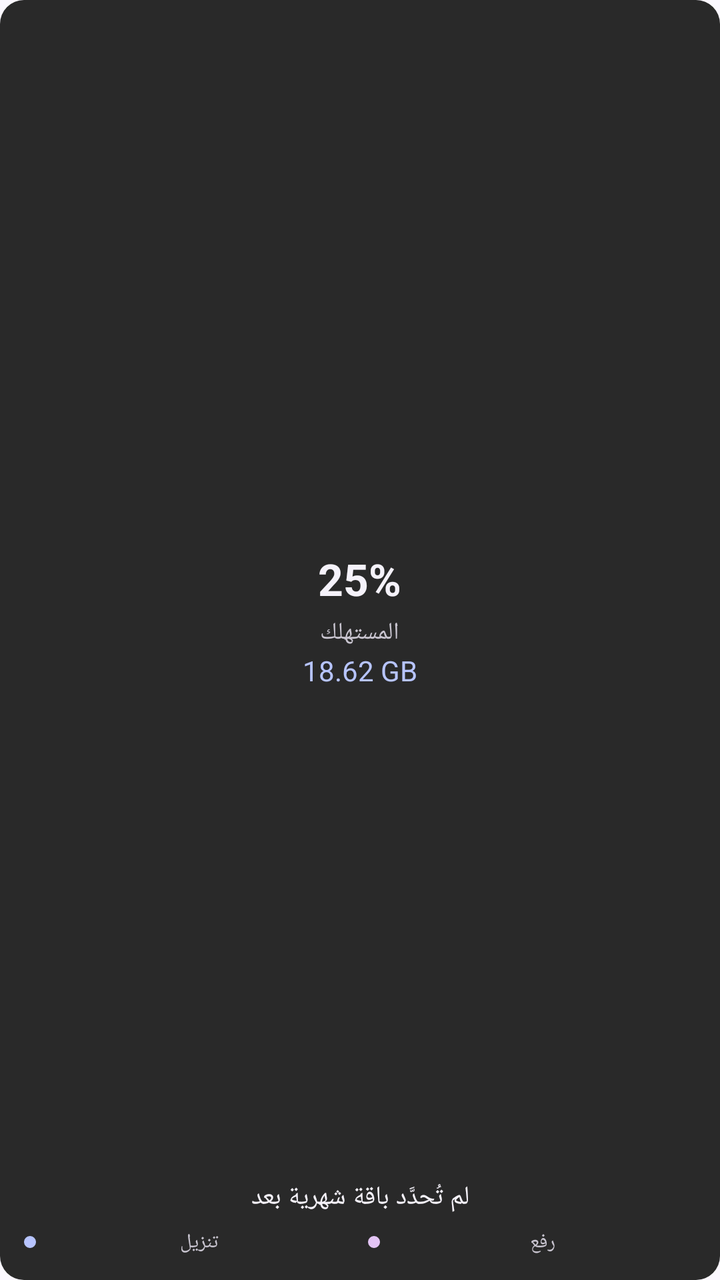
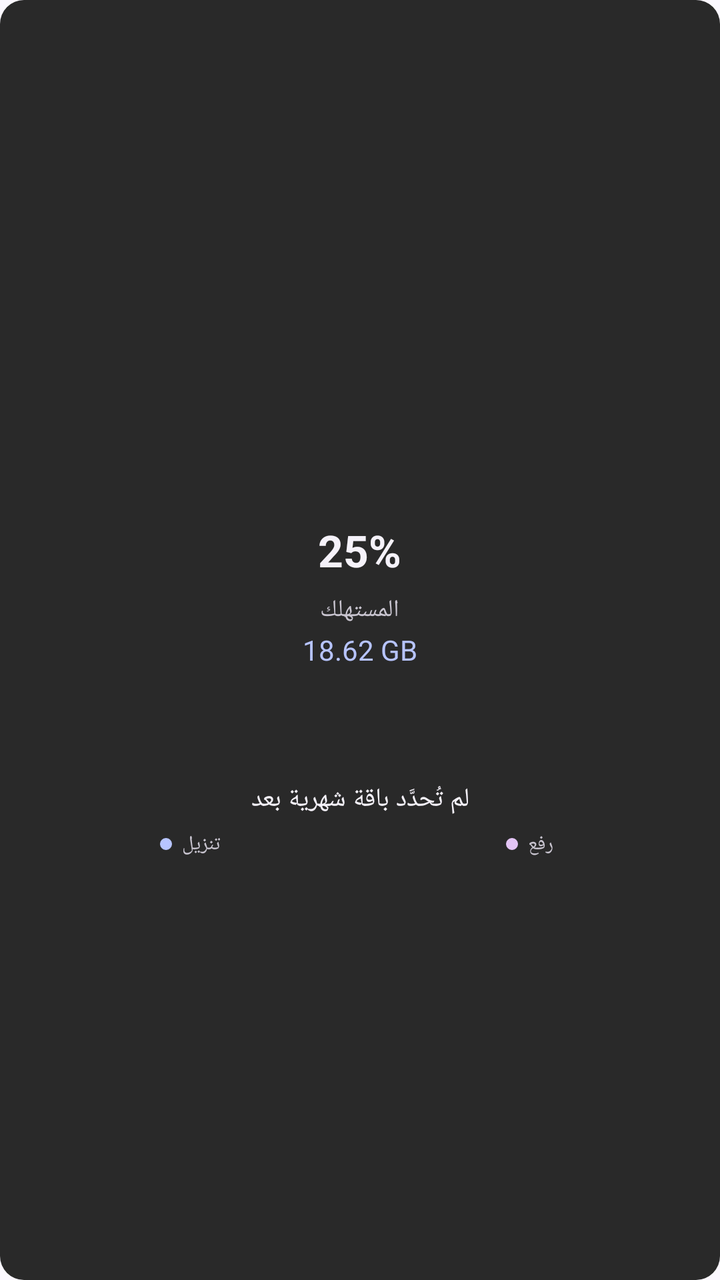

Two renders of the same Android screen: before a commit and after it. Below are the layout's source before the change and the commit's diff.
<!-- AndroidManifest.xml: application theme Theme.MyWifiData -->
<!-- res/layout/widget_usage.xml -->
<?xml version="1.0" encoding="utf-8"?>
<LinearLayout xmlns:android="http://schemas.android.com/apk/res/android"
    android:id="@+id/widget_root"
    android:layout_width="match_parent"
    android:layout_height="match_parent"
    android:background="@drawable/widget_usage_background"
    android:gravity="center_horizontal"
    android:layoutDirection="locale"
    android:minHeight="244dp"
    android:orientation="vertical"
    android:padding="12dp">

    <FrameLayout
        android:id="@+id/widget_gauge_area"
        android:layout_width="match_parent"
        android:layout_height="0dp"
        android:layout_weight="1"
        android:minHeight="176dp">

        <ImageView
            android:id="@+id/widget_gauge"
            android:layout_width="match_parent"
            android:layout_height="match_parent"
            android:contentDescription="@null"
            android:scaleType="fitCenter" />

        <LinearLayout
            android:id="@+id/widget_center_content"
            android:layout_width="wrap_content"
            android:layout_height="wrap_content"
            android:layout_gravity="center"
            android:gravity="center_horizontal"
            android:translationY="12dp"
            android:orientation="vertical">

            <TextView
                android:id="@+id/widget_usage_value"
                android:layout_width="wrap_content"
                android:layout_height="wrap_content"
                android:fontFamily="sans"
                android:includeFontPadding="false"
                android:maxLines="1"
                android:text="25%"
                android:textColor="@color/widget_on_surface"
                android:textSize="22sp"
                android:textStyle="bold" />

            <TextView
                android:id="@+id/widget_usage_label"
                android:layout_width="wrap_content"
                android:layout_height="wrap_content"
                android:layout_marginTop="5dp"
                android:includeFontPadding="false"
                android:maxLines="1"
                android:text="@string/label_used"
                android:textColor="@color/widget_on_surface_variant"
                android:textSize="12sp" />

            <TextView
                android:id="@+id/widget_used_value"
                android:layout_width="wrap_content"
                android:layout_height="wrap_content"
                android:layout_marginTop="3dp"
                android:includeFontPadding="false"
                android:maxLines="1"
                android:text="18.62 GB"
                android:textColor="@color/widget_progress"
                android:textSize="14sp" />
        </LinearLayout>
    </FrameLayout>

    <TextView
        android:id="@+id/widget_remaining"
        android:layout_width="match_parent"
        android:layout_height="wrap_content"
        android:layout_marginTop="4dp"
        android:ellipsize="end"
        android:gravity="center"
        android:includeFontPadding="false"
        android:maxLines="1"
        android:text="@string/quota_not_set"
        android:textColor="@color/widget_on_surface"
        android:textSize="13sp" />

    <LinearLayout
        android:layout_width="match_parent"
        android:layout_height="wrap_content"
        android:layout_marginTop="7dp"
        android:gravity="center_vertical"
        android:orientation="horizontal">

        <LinearLayout
            android:layout_width="0dp"
            android:layout_height="wrap_content"
            android:layout_weight="1"
            android:gravity="center"
            android:orientation="horizontal">

            <ImageView
                android:layout_width="6dp"
                android:layout_height="6dp"
                android:background="@drawable/widget_download_dot"
                android:contentDescription="@null" />

            <TextView
                android:id="@+id/widget_download"
                android:layout_width="0dp"
                android:layout_height="wrap_content"
                android:layout_marginStart="5dp"
                android:layout_weight="1"
                android:ellipsize="end"
                android:gravity="center"
                android:includeFontPadding="false"
                android:maxLines="1"
                android:text="@string/label_download"
                android:textColor="@color/widget_on_surface_variant"
                android:textSize="10sp" />
        </LinearLayout>

        <LinearLayout
            android:layout_width="0dp"
            android:layout_height="wrap_content"
            android:layout_marginStart="8dp"
            android:layout_weight="1"
            android:gravity="center"
            android:orientation="horizontal">

            <ImageView
                android:layout_width="6dp"
                android:layout_height="6dp"
                android:background="@drawable/widget_upload_dot"
                android:contentDescription="@null" />

            <TextView
                android:id="@+id/widget_upload"
                android:layout_width="0dp"
                android:layout_height="wrap_content"
                android:layout_marginStart="5dp"
                android:layout_weight="1"
                android:ellipsize="end"
                android:gravity="center"
                android:includeFontPadding="false"
                android:maxLines="1"
                android:text="@string/label_upload"
                android:textColor="@color/widget_on_surface_variant"
                android:textSize="10sp" />
        </LinearLayout>
    </LinearLayout>
</LinearLayout>
<!-- resources referenced by this layout -->
<resources>
  <color name="widget_on_surface">#F5F2FA</color>
  <color name="widget_on_surface_variant">#C9C5D0</color>
  <color name="widget_progress">#B7C4FF</color>
  <!-- drawable widget_download_dot (drawable) -->
  <?xml version="1.0" encoding="utf-8"?>
  <shape xmlns:android="http://schemas.android.com/apk/res/android" android:shape="oval">
      <solid android:color="@color/widget_download" />
  </shape>
  <!-- drawable widget_upload_dot (drawable) -->
  <?xml version="1.0" encoding="utf-8"?>
  <shape xmlns:android="http://schemas.android.com/apk/res/android" android:shape="oval">
      <solid android:color="@color/widget_upload" />
  </shape>
  <!-- drawable widget_usage_background (drawable) -->
  <?xml version="1.0" encoding="utf-8"?>
  <shape xmlns:android="http://schemas.android.com/apk/res/android" android:shape="rectangle">
      <solid android:color="@color/widget_surface" />
      <corners android:radius="12dp" />
  </shape>
  <string name="label_download">تنزيل</string>
  <string name="label_upload">رفع</string>
  <string name="label_used">المستهلك</string>
  <string name="quota_not_set">لم تُحدَّد باقة شهرية بعد</string>
  <style name="Theme.MyWifiData" parent="@android:style/Theme.Material.Light.NoActionBar">
          <item name="android:windowBackground">@color/window_background</item>
          <item name="android:statusBarColor">@android:color/transparent</item>
          <item name="android:navigationBarColor">@android:color/transparent</item>
          <item name="android:windowDrawsSystemBarBackgrounds">true</item>
          <item name="android:windowLightStatusBar">true</item>
      </style>
  <color name="widget_download">#B7C4FF</color>
  <color name="widget_upload">#E3C4F5</color>
  <color name="widget_surface">#292929</color>
  <color name="window_background">#FBF8FF</color>
</resources>

<!-- the commit's change to res/layout/widget_usage.xml (unified diff, before → after) -->
@@ -4,18 +4,16 @@
     android:layout_width="match_parent"
     android:layout_height="match_parent"
     android:background="@drawable/widget_usage_background"
-    android:gravity="center_horizontal"
+    android:gravity="center"
     android:layoutDirection="locale"
     android:minHeight="244dp"
     android:orientation="vertical"
-    android:padding="12dp">
+    android:padding="14dp">
 
     <FrameLayout
         android:id="@+id/widget_gauge_area"
         android:layout_width="match_parent"
-        android:layout_height="0dp"
-        android:layout_weight="1"
-        android:minHeight="176dp">
+        android:layout_height="176dp">
 
         <ImageView
             android:id="@+id/widget_gauge"
@@ -30,7 +28,6 @@
             android:layout_height="wrap_content"
             android:layout_gravity="center"
             android:gravity="center_horizontal"
-            android:translationY="12dp"
             android:orientation="vertical">
 
             <TextView
@@ -49,7 +46,7 @@
                 android:id="@+id/widget_usage_label"
                 android:layout_width="wrap_content"
                 android:layout_height="wrap_content"
-                android:layout_marginTop="5dp"
+                android:layout_marginTop="8dp"
                 android:includeFontPadding="false"
                 android:maxLines="1"
                 android:text="@string/label_used"
@@ -60,11 +57,12 @@
                 android:id="@+id/widget_used_value"
                 android:layout_width="wrap_content"
                 android:layout_height="wrap_content"
-                android:layout_marginTop="3dp"
+                android:layout_marginTop="4dp"
                 android:includeFontPadding="false"
                 android:maxLines="1"
                 android:text="18.62 GB"
                 android:textColor="@color/widget_progress"
+                android:textDirection="locale"
                 android:textSize="14sp" />
         </LinearLayout>
     </FrameLayout>
@@ -104,10 +102,9 @@
 
             <TextView
                 android:id="@+id/widget_download"
-                android:layout_width="0dp"
+                android:layout_width="wrap_content"
                 android:layout_height="wrap_content"
                 android:layout_marginStart="5dp"
-                android:layout_weight="1"
                 android:ellipsize="end"
                 android:gravity="center"
                 android:includeFontPadding="false"
@@ -133,10 +130,9 @@
 
             <TextView
                 android:id="@+id/widget_upload"
-                android:layout_width="0dp"
+                android:layout_width="wrap_content"
                 android:layout_height="wrap_content"
                 android:layout_marginStart="5dp"
-                android:layout_weight="1"
                 android:ellipsize="end"
                 android:gravity="center"
                 android:includeFontPadding="false"
